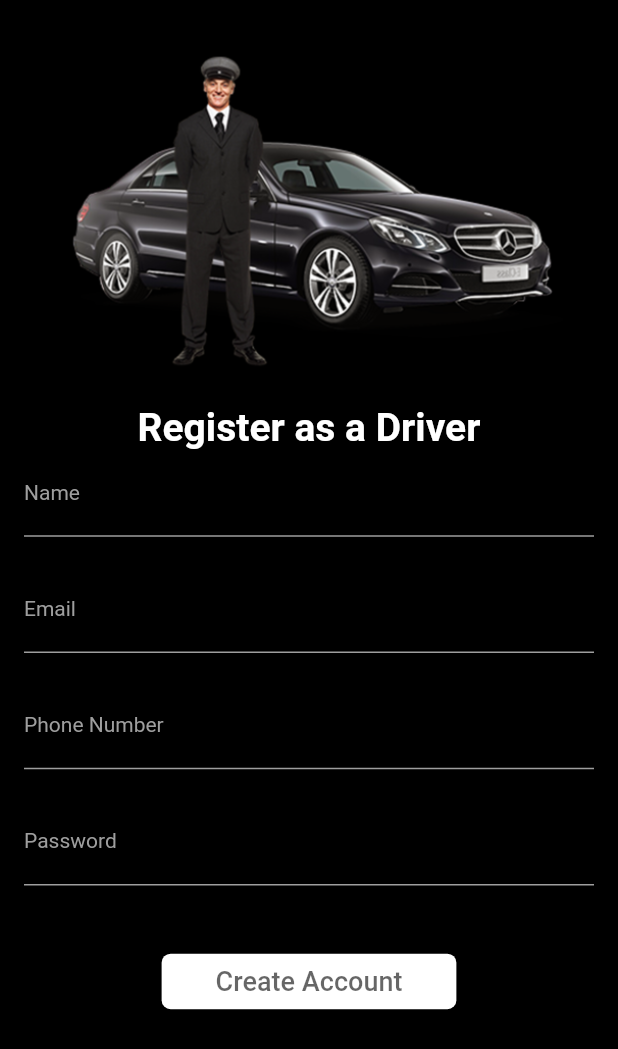
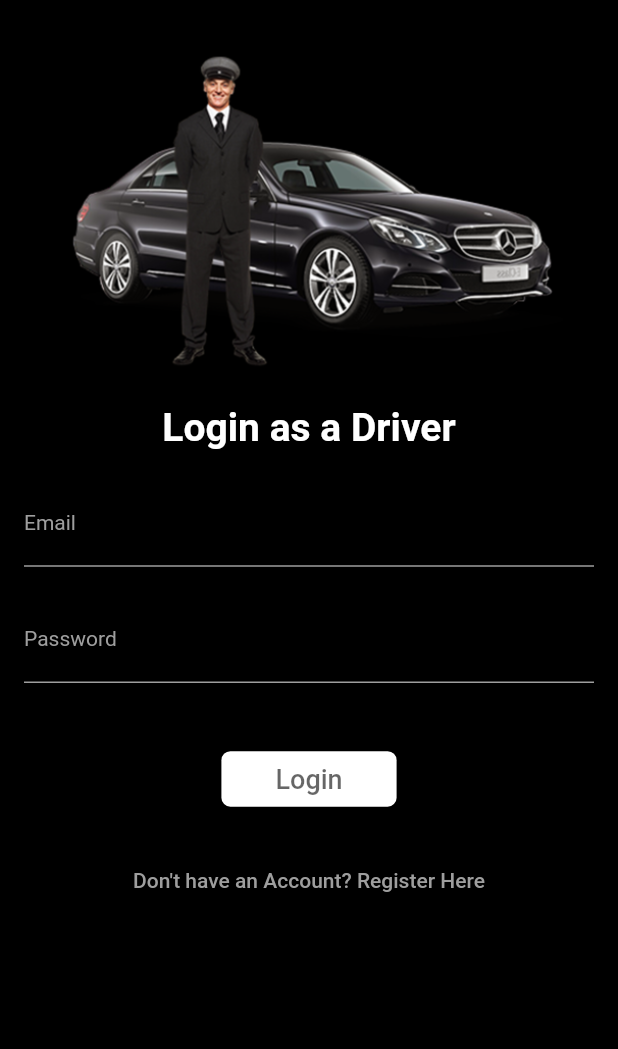
Before and after one commit to sangeeta2701/driver_app, a Flutter app: the screen it shows after launch, on a phone screen of 412 x 824 dp. Shown: the top 1049 px of the screen. Run offline on Flutter 3.47's test engine with Material 2 defaults, Android fonts, the phone set to English and light mode, and no system bars.

Commit message:
Login Screen

```diff
--- a/lib/Splashscreen/splash_screen.dart
+++ b/lib/Splashscreen/splash_screen.dart
@@ -2,7 +2,7 @@ import 'dart:async';
 
 import 'package:driver_app/Utils/colors.dart';
 import 'package:driver_app/Utils/sizedBox.dart';
-import 'package:driver_app/authentication/signup_screen.dart';
+import 'package:driver_app/authentication/login_screen.dart';
 import 'package:flutter/material.dart';
 
 class SplashScreen extends StatefulWidget {
@@ -17,7 +17,7 @@ class _SplashScreenState extends State<SplashScreen> {
     Timer(Duration(seconds: 6), () async {
       //home page
       Navigator.push(
-          context, MaterialPageRoute(builder: (context) => SignupScreen()));
+          context, MaterialPageRoute(builder: (context) => LoginScreen()));
     });
   }
 
--- /dev/null
+++ b/lib/authentication/login_screen.dart
@@ -0,0 +1,92 @@
+import 'package:driver_app/Utils/colors.dart';
+import 'package:driver_app/authentication/signup_screen.dart';
+import 'package:flutter/material.dart';
+
+import '../Utils/sizedBox.dart';
+import '../widgest/textField.dart';
+
+class LoginScreen extends StatefulWidget {
+  const LoginScreen({super.key});
+
+  @override
+  State<LoginScreen> createState() => _LoginScreenState();
+}
+
+class _LoginScreenState extends State<LoginScreen> {
+  TextEditingController emailController = TextEditingController();
+  TextEditingController passwordController = TextEditingController();
+
+  @override
+  Widget build(BuildContext context) {
+    return Scaffold(
+      backgroundColor: bColor,
+      body: SafeArea(
+        child: SingleChildScrollView(
+          child: Padding(
+            padding: const EdgeInsets.symmetric(vertical: 12, horizontal: 16),
+            child: Column(
+              children: [
+                Padding(
+                  padding: const EdgeInsets.all(20.0),
+                  child: Image.asset("assets/img1.png"),
+                ),
+                Text(
+                  "Login as a Driver",
+                  style: TextStyle(
+                      fontSize: 26, color: wColor, fontWeight: FontWeight.bold),
+                ),
+                height20,
+                DriverTextField(
+                  controller: emailController,
+                  hintText: "Enter your email",
+                  lableText: "Email",
+                  keyBoardType: TextInputType.emailAddress,
+                  maxLength: 30,
+                ),
+                height20,
+                DriverTextField(
+                  controller: passwordController,
+                  hintText: "Enter your password",
+                  lableText: "Password",
+                  keyBoardType: TextInputType.visiblePassword,
+                  isObsecure: true,
+                  maxLength: 16,
+                ),
+                height40,
+                ElevatedButton(
+                  style: ElevatedButton.styleFrom(
+                      backgroundColor: wColor,
+                      shape: RoundedRectangleBorder(
+                        borderRadius: BorderRadius.circular(6),
+                      )),
+                  onPressed: () {
+                    // Navigator.push(context, MaterialPageRoute(builder: (context)=>CarInfoScreen(),),);
+                  },
+                  child: Padding(
+                    padding:
+                        const EdgeInsets.symmetric(horizontal: 20, vertical: 8),
+                    child: Text(
+                      "Login",
+                      style: TextStyle(
+                        fontSize: 18,
+                        color: bColor.withOpacity(0.6),
+                      ),
+                    ),
+                  ),
+                ),
+                height20,
+                TextButton(
+                    onPressed: () {
+                      Navigator.push(context, MaterialPageRoute(builder: (context)=>SignupScreen()));
+                    },
+                    child: Text("Don't have an Account? Register Here",style: TextStyle(
+                      color: gColor
+                    ),))
+              ],
+            ),
+          ),
+        ),
+      ),
+    );
+  }
+}
--- a/lib/authentication/signup_screen.dart
+++ b/lib/authentication/signup_screen.dart
@@ -1,6 +1,7 @@
 import 'package:driver_app/Utils/colors.dart';
 import 'package:driver_app/Utils/sizedBox.dart';
 import 'package:driver_app/authentication/car_Info_screen.dart';
+import 'package:driver_app/authentication/login_screen.dart';
 import 'package:driver_app/widgest/textField.dart';
 import 'package:flutter/material.dart';
 
@@ -75,7 +76,12 @@ class _SignupScreenState extends State<SignupScreen> {
                       borderRadius: BorderRadius.circular(6),
                     )),
                 onPressed: () {
-                  Navigator.push(context, MaterialPageRoute(builder: (context)=>CarInfoScreen(),),);
+                  Navigator.push(
+                    context,
+                    MaterialPageRoute(
+                      builder: (context) => CarInfoScreen(),
+                    ),
+                  );
                 },
                 child: Padding(
                   padding:
@@ -89,6 +95,15 @@ class _SignupScreenState extends State<SignupScreen> {
                   ),
                 ),
               ),
+              height20,
+              TextButton(
+                  onPressed: () {
+                    Navigator.push(context, MaterialPageRoute(builder: (context)=>LoginScreen()));
+                  },
+                  child: Text("Already have an Account? Login Here",
+                  style: TextStyle(
+                    color: gColor
+                  ),))
             ],
           ),
         ),
```
